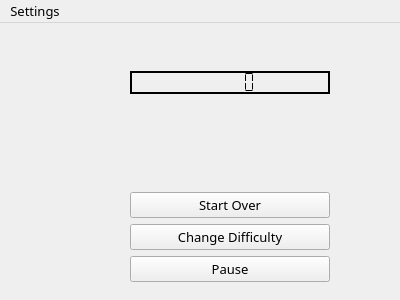
Before: the Qt Designer form src/mainwindow.ui in Mehran1383/Minesweeper, drawn with Qt 5.
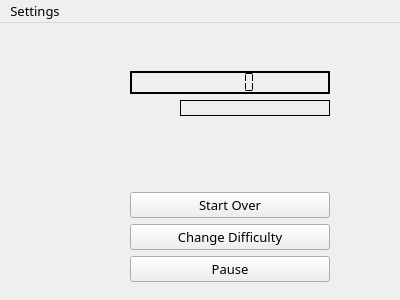
After: the same form once the commit is applied. Icons and pictures are not drawn.

The edit to the form file:
```diff
--- a/src/mainwindow.ui
+++ b/src/mainwindow.ui
@@ -245,6 +245,33 @@
               </property>
              </widget>
             </item>
+            <item alignment="Qt::AlignVCenter">
+             <widget class="QLabel" name="label">
+              <property name="layoutDirection">
+               <enum>Qt::LeftToRight</enum>
+              </property>
+              <property name="styleSheet">
+               <string notr="true">image: url(:/icons/flag.png);
+padding-left: -50px;
+</string>
+              </property>
+              <property name="frameShape">
+               <enum>QFrame::WinPanel</enum>
+              </property>
+              <property name="text">
+               <string/>
+              </property>
+              <property name="textFormat">
+               <enum>Qt::AutoText</enum>
+              </property>
+              <property name="scaledContents">
+               <bool>false</bool>
+              </property>
+              <property name="alignment">
+               <set>Qt::AlignCenter</set>
+              </property>
+             </widget>
+            </item>
             <item>
              <spacer name="verticalSpacer">
               <property name="orientation">
```
Left out of the diff: 2 changed lines with no effect on the pictures.
